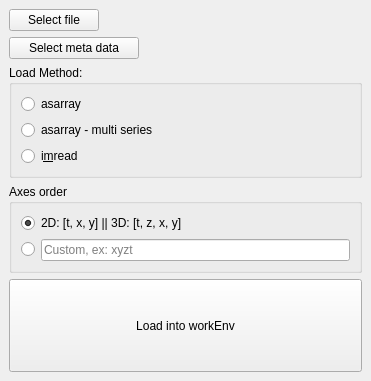
This is mesmerize/viewer/modules/ui_files/tiff_io_pytemplate.ui in kushalkolar/MESmerize as Qt 5 draws it before an edit. The edited form follows.
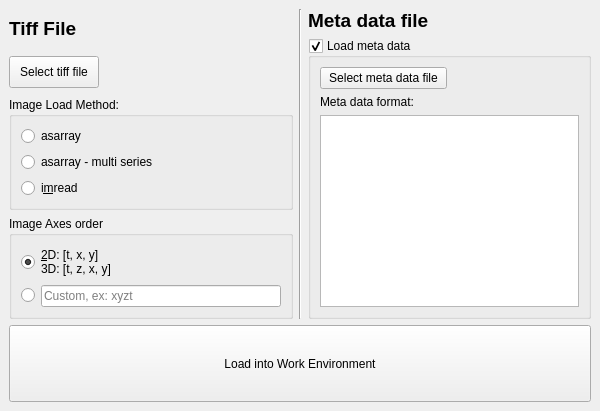
This is the edited form.

Commit message: reorganization of meta data handling for tiff files. New module viewer.core.organize_metadata where functions can easily be added for organization of meta data

Patch:
```diff
--- a/mesmerize/viewer/modules/ui_files/tiff_io_pytemplate.ui
+++ b/mesmerize/viewer/modules/ui_files/tiff_io_pytemplate.ui
@@ -6,8 +6,8 @@
    <rect>
     <x>0</x>
     <y>0</y>
-    <width>371</width>
-    <height>381</height>
+    <width>600</width>
+    <height>411</height>
    </rect>
   </property>
   <property name="floating">
@@ -17,7 +17,25 @@
    <string>Tiff file &amp;I/O</string>
   </property>
   <widget class="QWidget" name="dockWidgetContents">
-   <layout class="QVBoxLayout" name="verticalLayout_3">
+   <layout class="QVBoxLayout" name="verticalLayout_6">
+    <item>
+     <layout class="QHBoxLayout" name="horizontalLayout_4">
+      <item>
+       <layout class="QVBoxLayout" name="verticalLayout_4">
+        <item>
+         <widget class="QLabel" name="label">
+          <property name="font">
+           <font>
+            <pointsize>14</pointsize>
+            <weight>75</weight>
+            <bold>true</bold>
+           </font>
+          </property>
+          <property name="text">
+           <string>Tiff File</string>
+          </property>
+         </widget>
+        </item>
     <item>
      <layout class="QHBoxLayout" name="horizontalLayout">
       <item>
@@ -29,7 +47,7 @@
          </size>
         </property>
         <property name="text">
-         <string>Select file</string>
+             <string>Select tiff file</string>
         </property>
        </widget>
       </item>
@@ -45,40 +63,13 @@
       </item>
      </layout>
     </item>
-    <item>
-     <layout class="QHBoxLayout" name="horizontalLayout_3">
-      <item>
-       <widget class="QPushButton" name="btnSelectMetaFile">
-        <property name="maximumSize">
-         <size>
-          <width>130</width>
-          <height>32</height>
-         </size>
-        </property>
-        <property name="text">
-         <string>Select meta data</string>
-        </property>
-       </widget>
-      </item>
-      <item>
-       <widget class="QLabel" name="labelFileMeta">
-        <property name="text">
-         <string/>
-        </property>
-        <property name="textInteractionFlags">
-         <set>Qt::LinksAccessibleByMouse|Qt::TextSelectableByKeyboard|Qt::TextSelectableByMouse</set>
-        </property>
-       </widget>
-      </item>
-     </layout>
-    </item>
     <item>
      <widget class="QGroupBox" name="groupBox">
       <property name="toolTip">
        <string>The options for “Load Method” correspond to the tifffile library method that is used for loading the images</string>
       </property>
       <property name="title">
-       <string>Load Method:</string>
+           <string>Image Load Method:</string>
       </property>
       <layout class="QVBoxLayout" name="verticalLayout_2">
        <item>
@@ -117,7 +108,7 @@
     <item>
      <widget class="QGroupBox" name="groupBox_2">
       <property name="title">
-       <string>Axes order</string>
+           <string>Image Axes order</string>
       </property>
       <layout class="QVBoxLayout" name="verticalLayout">
        <item>
@@ -126,7 +117,8 @@
           <string>default option, usual dimensions</string>
          </property>
          <property name="text">
-          <string>2D: [t, x, y] || 3D: [t, z, x, y]</string>
+              <string>&amp;2D: [t, x, y]
+3D: [t, z, x, y]</string>
          </property>
          <property name="checked">
           <bool>true</bool>
@@ -160,6 +152,88 @@
       </layout>
      </widget>
     </item>
+       </layout>
+      </item>
+      <item>
+       <widget class="Line" name="line">
+        <property name="orientation">
+         <enum>Qt::Vertical</enum>
+        </property>
+       </widget>
+      </item>
+      <item>
+       <layout class="QVBoxLayout" name="verticalLayout_5">
+        <item>
+         <widget class="QLabel" name="label_2">
+          <property name="font">
+           <font>
+            <pointsize>14</pointsize>
+            <weight>75</weight>
+            <bold>true</bold>
+           </font>
+          </property>
+          <property name="text">
+           <string>Meta data file</string>
+          </property>
+         </widget>
+        </item>
+        <item>
+         <widget class="QGroupBox" name="groupBox_meta_loader">
+          <property name="toolTip">
+           <string>Select a meta data loader that corresonds to your meta data file.
+See the docs for instructions on how to create your own loader.</string>
+          </property>
+          <property name="title">
+           <string>Load meta data</string>
+          </property>
+          <property name="checkable">
+           <bool>true</bool>
+          </property>
+          <layout class="QVBoxLayout" name="verticalLayout_3">
+           <item>
+            <layout class="QHBoxLayout" name="horizontalLayout_3">
+             <item>
+              <widget class="QPushButton" name="btnSelectMetaFile">
+               <property name="maximumSize">
+                <size>
+                 <width>130</width>
+                 <height>32</height>
+                </size>
+               </property>
+               <property name="text">
+                <string>Select meta data file</string>
+               </property>
+              </widget>
+             </item>
+             <item>
+              <widget class="QLabel" name="labelFileMeta">
+               <property name="text">
+                <string/>
+               </property>
+               <property name="textInteractionFlags">
+                <set>Qt::LinksAccessibleByMouse|Qt::TextSelectableByKeyboard|Qt::TextSelectableByMouse</set>
+               </property>
+              </widget>
+             </item>
+            </layout>
+           </item>
+           <item>
+            <widget class="QLabel" name="label_3">
+             <property name="text">
+              <string>Meta data format:</string>
+             </property>
+            </widget>
+           </item>
+           <item>
+            <widget class="QListWidget" name="listWidget_meta_data_loader"/>
+           </item>
+          </layout>
+         </widget>
+        </item>
+       </layout>
+      </item>
+     </layout>
+    </item>
     <item>
      <widget class="QPushButton" name="btnLoadIntoWorkEnv">
       <property name="sizePolicy">
@@ -169,7 +243,7 @@
        </sizepolicy>
       </property>
       <property name="text">
-       <string>Load into workEnv</string>
+       <string>Load into Work Environment</string>
       </property>
      </widget>
     </item>
```
Left out of the diff: 6 changed lines with no effect on the pictures. Lines whose indentation alone changed are shown as unchanged. The commit also changes 5 other files.
